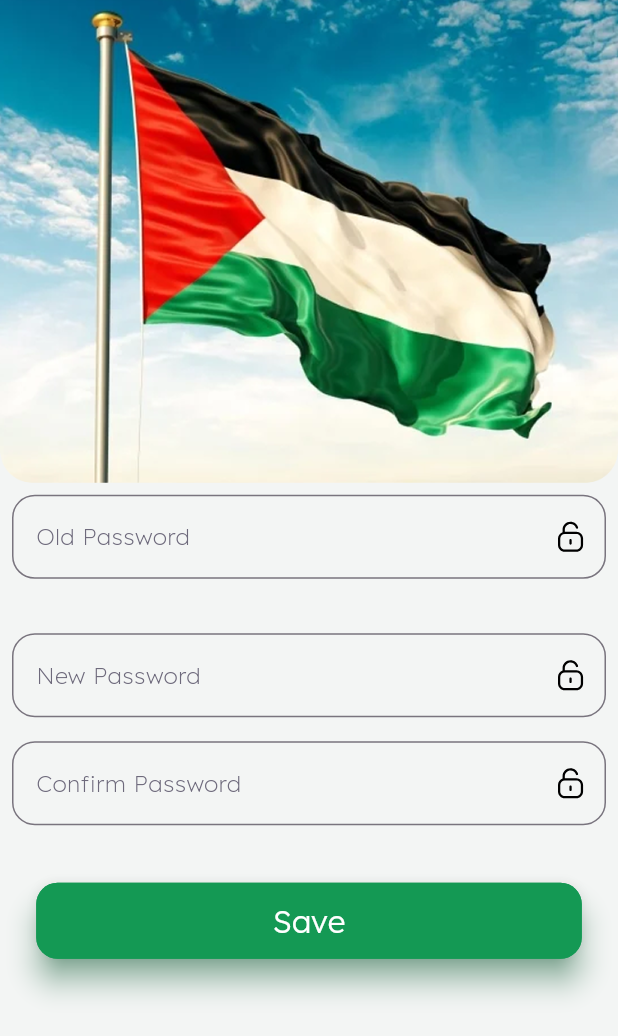
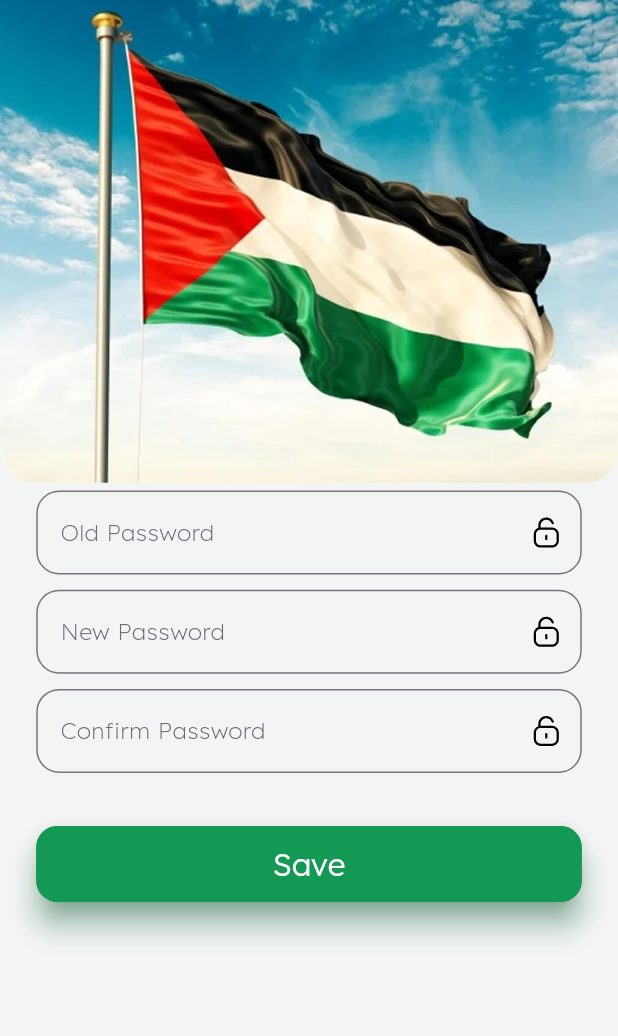
Before and after one commit to AyaAhmed29/flutter_projects, a Flutter app: the ChangePasswordView screen opened by its route, on a phone screen of 412 x 824 dp. Shown: the top 1036 px of the screen. Run offline on Flutter 3.47's test engine with Material 3 defaults, Android fonts, the phone set to English and light mode, and no system bars; our stand-ins replace cloud_firestore, dartz, firebase_auth, firebase_core, flutter_bloc, flutter_screenutil and 5 more; accounts and stored records are empty.

```diff
--- a/todo_app/lib/core/utils/app_router.dart
+++ b/todo_app/lib/core/utils/app_router.dart
@@ -56,7 +56,7 @@ abstract class AppRouter {
         path: changePasswordView,
       ),
       GoRoute(
-        builder: (context, state) => const TodayTasksView(),
+        builder: (context, state) =>  TodayTasksView(),
         path: todayTasksView,
       ),
       GoRoute(
--- a/todo_app/lib/feature/auth/view/widgets/custom_login_form.dart
+++ b/todo_app/lib/feature/auth/view/widgets/custom_login_form.dart
@@ -1,5 +1,6 @@
 import 'package:flutter/material.dart';
 import 'package:flutter_bloc/flutter_bloc.dart';
+import 'package:todo_app/core/helper/app_validator.dart';
 import 'package:todo_app/core/utils/app_assets.dart';
 import 'package:todo_app/core/widgets/custom_button.dart';
 import 'package:todo_app/feature/auth/cubit/login_cubit/login_cubit.dart';
@@ -17,6 +18,8 @@ class CustomLoginForm extends StatelessWidget {
       child: Column(
         children: [
           CustomTextField(
+            validator: (value) =>
+                AppValidator.emailValidator(context: context, value: value),
             text: S.of(context).Email,
             icon: Assets.assetsImagesIconsEmail,
             keyboardType: TextInputType.emailAddress,
@@ -25,6 +28,7 @@ class CustomLoginForm extends StatelessWidget {
           BlocBuilder<LoginCubit, LoginState>(
             builder: (context, state) {
               return CustomTextField(
+                validator: (value) => AppValidator.passwordValidator(value),
                 obscureText: LoginCubit.get(context).passwordSecure,
                 text: S.of(context).Password,
                 icon: Assets.assetsImagesIconsPassword,
--- a/todo_app/lib/feature/profile/view/widgets/custom_confirm_pass_field.dart
+++ /dev/null
@@ -1,65 +0,0 @@
-import 'package:flutter/material.dart';
-import 'package:flutter_screenutil/flutter_screenutil.dart';
-import 'package:flutter_svg/svg.dart';
-import 'package:todo_app/core/utils/app_colors.dart';
-import 'package:todo_app/core/utils/app_style.dart';
-
-class CustomConfirmPassField extends StatelessWidget {
-  const CustomConfirmPassField({
-    super.key,
-    required this.text,
-    this.suffixIcon,
-    this.suffixIconOnPressed,
-    this.isPasswordVisible,
-    this.validator,
-    this.controller,  this.obscureText,
-  });
-  final bool? obscureText;
-  final String text;
-  final TextEditingController? controller;
-  final String? suffixIcon;
-  final void Function()? suffixIconOnPressed;
-  final bool? isPasswordVisible;
-  final String? Function(String?)? validator;
-  @override
-  Widget build(BuildContext context) {
-    return Padding(
-      padding: const EdgeInsets.all(8.0),
-      child: TextFormField(
-        validator: validator,
-        cursorColor: AppColors.primaryColor,
-        cursorErrorColor: Colors.red,
-        controller: controller,
-        obscureText: obscureText ?? true,
-        obscuringCharacter: '*',
-        keyboardType: TextInputType.visiblePassword,
-        decoration: InputDecoration(
-          suffixIcon: suffixIcon != null
-              ? IconButton(
-                  onPressed: suffixIconOnPressed,
-                  icon: SvgPicture.asset(suffixIcon!),
-                )
-              : null,
-
-          labelText: text,
-          labelStyle: AppStyle.extraLight14,
-          border: _borderStyle(),
-
-          focusedBorder: _borderStyle().copyWith(
-            borderSide: BorderSide(color: AppColors.primaryColor),
-          ),
-          errorBorder: _borderStyle().copyWith(
-            borderSide: BorderSide(color: Colors.red),
-          ),
-        ),
-      ),
-    );
-  }
-
-  OutlineInputBorder _borderStyle() {
-    return OutlineInputBorder(
-      borderRadius: BorderRadius.circular(15.r),
-      borderSide: BorderSide(color: AppColors.lightGray),
-    );
-  }
-}
--- a/todo_app/lib/feature/profile/view/widgets/custom_confirm_pass_form.dart
+++ b/todo_app/lib/feature/profile/view/widgets/custom_confirm_pass_form.dart
@@ -5,18 +5,13 @@ import 'package:todo_app/core/helper/app_pop_up.dart';
 import 'package:todo_app/core/helper/app_validator.dart';
 import 'package:todo_app/core/utils/app_assets.dart';
 import 'package:todo_app/core/widgets/custom_button.dart';
+import 'package:todo_app/feature/auth/view/widgets/custom_text_field.dart';
 import 'package:todo_app/feature/profile/cubit/change_pass/change_password_cubit.dart';
-import 'package:todo_app/feature/profile/view/widgets/custom_confirm_pass_field.dart';
 import 'package:todo_app/generated/l10n.dart';
 
-class CustomConfirmPassForm extends StatefulWidget {
+class CustomConfirmPassForm extends StatelessWidget {
   const CustomConfirmPassForm({super.key});
 
-  @override
-  State<CustomConfirmPassForm> createState() => _CustomConfirmPassFormState();
-}
-
-class _CustomConfirmPassFormState extends State<CustomConfirmPassForm> {
   @override
   Widget build(BuildContext context) {
     return BlocProvider(
@@ -42,7 +37,7 @@ class _CustomConfirmPassFormState extends State<CustomConfirmPassForm> {
                   key: ChangePasswordCubit.get(context).formKey,
                   child: Column(
                     children: [
-                      CustomConfirmPassField(
+                      CustomTextField(
                         text: S.of(context).OldPassword,
                         controller: ChangePasswordCubit.get(
                           context,
@@ -59,9 +54,10 @@ class _CustomConfirmPassFormState extends State<CustomConfirmPassForm> {
                             ChangePasswordCubit.get(context).oldPasswordSecure
                             ? Assets.assetsImagesIconsUnlock
                             : Assets.assetsImagesIconsLock,
+                        keyboardType: TextInputType.visiblePassword,
                       ),
-                      SizedBox(height: 20.h),
-                      CustomConfirmPassField(
+
+                      CustomTextField(
                         validator: AppValidator.passwordValidator,
                         text: S.of(context).NewPassword,
                         controller: ChangePasswordCubit.get(
@@ -77,8 +73,9 @@ class _CustomConfirmPassFormState extends State<CustomConfirmPassForm> {
                         suffixIconOnPressed: ChangePasswordCubit.get(
                           context,
                         ).newPasswordControllerVisibility,
+                        keyboardType: TextInputType.visiblePassword,
                       ),
-                      CustomConfirmPassField(
+                      CustomTextField(
                         validator: (value) {
                           return AppValidator.confirmPasswordValidator(
                             password: value!,
@@ -104,13 +101,13 @@ class _CustomConfirmPassFormState extends State<CustomConfirmPassForm> {
                             ).confirmPasswordSecure
                             ? Assets.assetsImagesIconsUnlock
                             : Assets.assetsImagesIconsLock,
+                        keyboardType: TextInputType.visiblePassword,
                       ),
                       SizedBox(height: 20.h),
                       CustomButton(
                         text: S.of(context).Save,
                         onPressed: () {
                           ChangePasswordCubit.get(context).changePassword();
-
                         },
                       ),
                     ],
```
Also changed, not shown: todo_app/lib/core/helper/app_validator.dart (+8 -0 lines), todo_app/lib/core/service/app_pop_up.dart (added, +16 -0 lines), todo_app/lib/feature/auth/view/widgets/custom_register_form.dart (+21 -9 lines), todo_app/lib/feature/auth/view/widgets/custom_text_field.dart (+9 -26 lines), todo_app/lib/feature/task/cubit/task_cubit.dart (+39 -1 lines), todo_app/lib/feature/task/data/repo/task_repo.dart (+34 -3 lines), todo_app/lib/feature/task/view/today_tasks_view.dart (+15 -17 lines).
